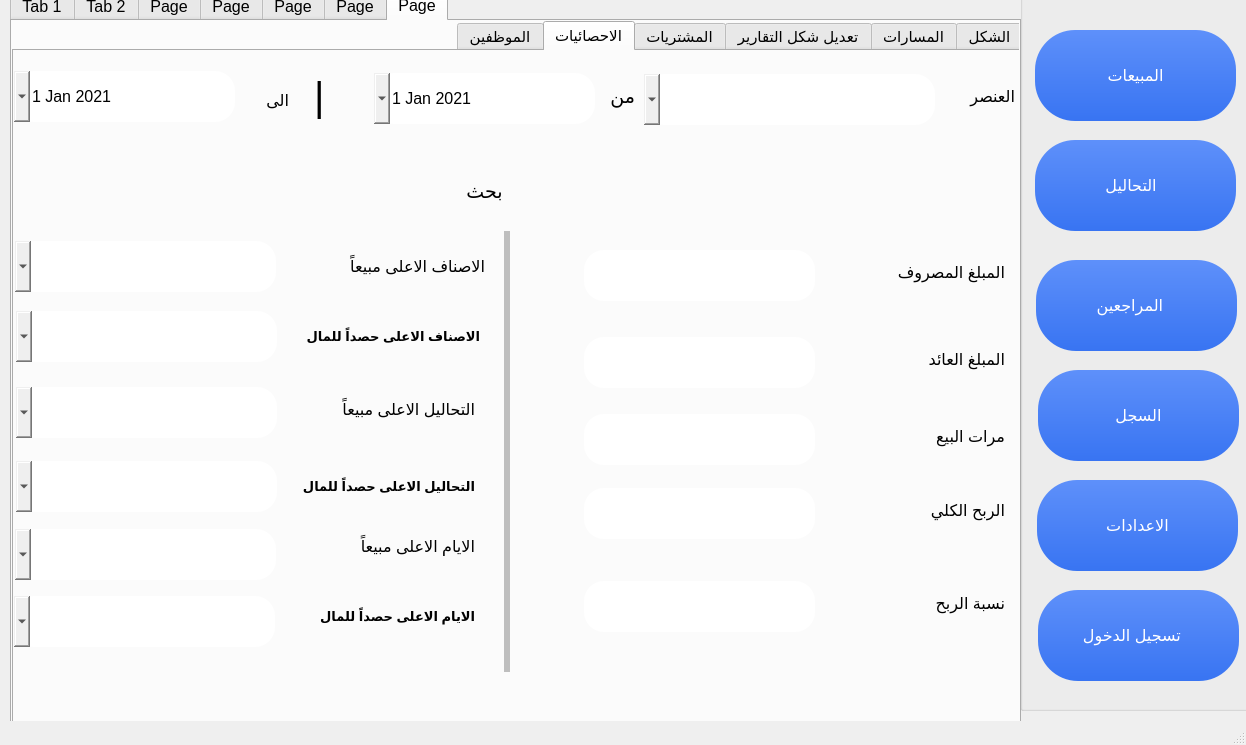
Qt form a tahlel project 2/design.ui (ameer810/analyst-pyqt5-project) before a commit.
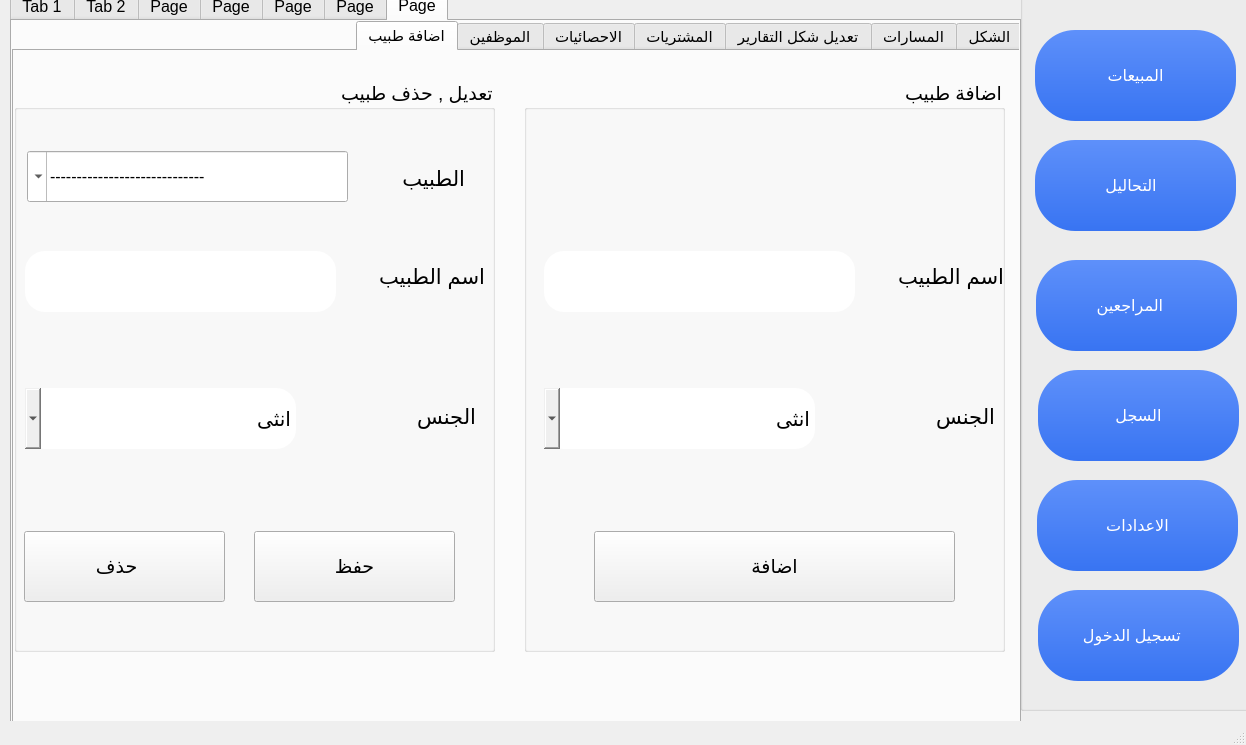
The same form after that commit. The open tabs and pages were chosen to show the change. Icons and pictures are not drawn.

```diff
--- a/a tahlel project 2/design.ui
+++ b/a tahlel project 2/design.ui
@@ -5740,8 +5740,17 @@
       <property name="styleSheet">
        <string notr="true"/>
       </property>
+      <property name="tabPosition">
+       <enum>QTabWidget::North</enum>
+      </property>
+      <property name="tabShape">
+       <enum>QTabWidget::Rounded</enum>
+      </property>
       <property name="currentIndex">
-       <number>5</number>
+       <number>4</number>
+      </property>
+      <property name="documentMode">
+       <bool>false</bool>
       </property>
       <widget class="QWidget" name="tab_14">
        <attribute name="title">
@@ -9093,6 +9102,398 @@
         </property>
        </widget>
       </widget>
+      <widget class="QWidget" name="tab_3">
+       <attribute name="title">
+        <string>اضافة طبيب</string>
+       </attribute>
+       <widget class="QGroupBox" name="groupBox_12">
+        <property name="geometry">
+         <rect>
+          <x>510</x>
+          <y>30</y>
+          <width>481</width>
+          <height>571</height>
+         </rect>
+        </property>
+        <property name="font">
+         <font>
+          <pointsize>14</pointsize>
+         </font>
+        </property>
+        <property name="title">
+         <string>اضافة طبيب</string>
+        </property>
+        <widget class="QComboBox" name="comboBox_18">
+         <property name="enabled">
+          <bool>true</bool>
+         </property>
+         <property name="geometry">
+          <rect>
+           <x>20</x>
+           <y>307</y>
+           <width>271</width>
+           <height>61</height>
+          </rect>
+         </property>
+         <property name="font">
+          <font>
+           <pointsize>15</pointsize>
+          </font>
+         </property>
+         <property name="styleSheet">
+          <string notr="true">border-radius:20px;</string>
+         </property>
+         <item>
+          <property name="text">
+           <string>انثى</string>
+          </property>
+         </item>
+         <item>
+          <property name="text">
+           <string>ذكر</string>
+          </property>
+         </item>
+        </widget>
+        <widget class="QLabel" name="label_63">
+         <property name="geometry">
+          <rect>
+           <x>316</x>
+           <y>280</y>
+           <width>61</width>
+           <height>111</height>
+          </rect>
+         </property>
+         <property name="styleSheet">
+          <string notr="true">image: url(:/lavatory.png);</string>
+         </property>
+         <property name="text">
+          <string/>
+         </property>
+        </widget>
+        <widget class="QLabel" name="label_84">
+         <property name="enabled">
+          <bool>true</bool>
+         </property>
+         <property name="geometry">
+          <rect>
+           <x>400</x>
+           <y>300</y>
+           <width>71</width>
+           <height>71</height>
+          </rect>
+         </property>
+         <property name="font">
+          <font>
+           <family>Segoe UI</family>
+           <pointsize>16</pointsize>
+           <weight>50</weight>
+           <bold>false</bold>
+          </font>
+         </property>
+         <property name="text">
+          <string>الجنس</string>
+         </property>
+        </widget>
+        <widget class="QLabel" name="label_85">
+         <property name="enabled">
+          <bool>true</bool>
+         </property>
+         <property name="geometry">
+          <rect>
+           <x>339</x>
+           <y>160</y>
+           <width>141</width>
+           <height>71</height>
+          </rect>
+         </property>
+         <property name="font">
+          <font>
+           <family>Segoe UI</family>
+           <pointsize>16</pointsize>
+           <weight>50</weight>
+           <bold>false</bold>
+          </font>
+         </property>
+         <property name="text">
+          <string>اسم الطبيب</string>
+         </property>
+        </widget>
+        <widget class="QLineEdit" name="lineEdit_5">
+         <property name="geometry">
+          <rect>
+           <x>20</x>
+           <y>170</y>
+           <width>311</width>
+           <height>61</height>
+          </rect>
+         </property>
+         <property name="styleSheet">
+          <string>border-radius:20px;</string>
+         </property>
+        </widget>
+        <widget class="QPushButton" name="pushButton_47">
+         <property name="geometry">
+          <rect>
+           <x>70</x>
+           <y>450</y>
+           <width>361</width>
+           <height>71</height>
+          </rect>
+         </property>
+         <property name="font">
+          <font>
+           <family>Segoe UI</family>
+           <pointsize>14</pointsize>
+          </font>
+         </property>
+         <property name="layoutDirection">
+          <enum>Qt::LeftToRight</enum>
+         </property>
+         <property name="text">
+          <string>اضافة</string>
+         </property>
+        </widget>
+       </widget>
+       <widget class="QGroupBox" name="groupBox_13">
+        <property name="geometry">
+         <rect>
+          <x>0</x>
+          <y>30</y>
+          <width>481</width>
+          <height>571</height>
+         </rect>
+        </property>
+        <property name="font">
+         <font>
+          <pointsize>14</pointsize>
+         </font>
+        </property>
+        <property name="title">
+         <string>تعديل , حذف طبيب</string>
+        </property>
+        <widget class="QLineEdit" name="lineEdit_6">
+         <property name="geometry">
+          <rect>
+           <x>11</x>
+           <y>170</y>
+           <width>311</width>
+           <height>61</height>
+          </rect>
+         </property>
+         <property name="styleSheet">
+          <string>border-radius:20px;</string>
+         </property>
+        </widget>
+        <widget class="QComboBox" name="comboBox_27">
+         <property name="enabled">
+          <bool>true</bool>
+         </property>
+         <property name="geometry">
+          <rect>
+           <x>11</x>
+           <y>307</y>
+           <width>271</width>
+           <height>61</height>
+          </rect>
+         </property>
+         <property name="font">
+          <font>
+           <pointsize>15</pointsize>
+          </font>
+         </property>
+         <property name="styleSheet">
+          <string notr="true">border-radius:20px;</string>
+         </property>
+         <item>
+          <property name="text">
+           <string>انثى</string>
+          </property>
+         </item>
+         <item>
+          <property name="text">
+           <string>ذكر</string>
+          </property>
+         </item>
+        </widget>
+        <widget class="QLabel" name="label_86">
+         <property name="enabled">
+          <bool>true</bool>
+         </property>
+         <property name="geometry">
+          <rect>
+           <x>391</x>
+           <y>300</y>
+           <width>71</width>
+           <height>71</height>
+          </rect>
+         </property>
+         <property name="font">
+          <font>
+           <family>Segoe UI</family>
+           <pointsize>16</pointsize>
+           <weight>50</weight>
+           <bold>false</bold>
+          </font>
+         </property>
+         <property name="text">
+          <string>الجنس</string>
+         </property>
+        </widget>
+        <widget class="QLabel" name="label_87">
+         <property name="geometry">
+          <rect>
+           <x>307</x>
+           <y>280</y>
+           <width>61</width>
+           <height>111</height>
+          </rect>
+         </property>
+         <property name="styleSheet">
+          <string notr="true">image: url(:/lavatory.png);</string>
+         </property>
+         <property name="text">
+          <string/>
+         </property>
+        </widget>
+        <widget class="QLabel" name="label_88">
+         <property name="enabled">
+          <bool>true</bool>
+         </property>
+         <property name="geometry">
+          <rect>
+           <x>330</x>
+           <y>160</y>
+           <width>141</width>
+           <height>71</height>
+          </rect>
+         </property>
+         <property name="font">
+          <font>
+           <family>Segoe UI</family>
+           <pointsize>16</pointsize>
+           <weight>50</weight>
+           <bold>false</bold>
+          </font>
+         </property>
+         <property name="text">
+          <string>اسم الطبيب</string>
+         </property>
+        </widget>
+        <widget class="QPushButton" name="pushButton_48">
+         <property name="geometry">
+          <rect>
+           <x>240</x>
+           <y>450</y>
+           <width>201</width>
+           <height>71</height>
+          </rect>
+         </property>
+         <property name="font">
+          <font>
+           <family>Segoe UI</family>
+           <pointsize>14</pointsize>
+          </font>
+         </property>
+         <property name="layoutDirection">
+          <enum>Qt::LeftToRight</enum>
+         </property>
+         <property name="text">
+          <string>حفظ</string>
+         </property>
+        </widget>
+        <widget class="QPushButton" name="pushButton_49">
+         <property name="geometry">
+          <rect>
+           <x>10</x>
+           <y>450</y>
+           <width>201</width>
+           <height>71</height>
+          </rect>
+         </property>
+         <property name="font">
+          <font>
+           <family>Segoe UI</family>
+           <pointsize>14</pointsize>
+          </font>
+         </property>
+         <property name="cursor">
+          <cursorShape>PointingHandCursor</cursorShape>
+         </property>
+         <property name="layoutDirection">
+          <enum>Qt::LeftToRight</enum>
+         </property>
+         <property name="styleSheet">
+          <string notr="true"/>
+         </property>
+         <property name="text">
+          <string>حذف   </string>
+         </property>
+         <property name="icon">
+          <iconset resource="icons.qrc">
+           <normaloff>:/icons8-delete-bin-100.png</normaloff>:/icons8-delete-bin-100.png</iconset>
+         </property>
+         <property name="iconSize">
+          <size>
+           <width>63</width>
+           <height>63</height>
+          </size>
+         </property>
+        </widget>
+        <widget class="QLabel" name="label_89">
+         <property name="enabled">
+          <bool>true</bool>
+         </property>
+         <property name="geometry">
+          <rect>
+           <x>360</x>
+           <y>72</y>
+           <width>91</width>
+           <height>51</height>
+          </rect>
+         </property>
+         <property name="font">
+          <font>
+           <family>Segoe UI</family>
+           <pointsize>16</pointsize>
+           <weight>50</weight>
+           <bold>false</bold>
+          </font>
+         </property>
+         <property name="text">
+          <string>الطبيب</string>
+         </property>
+        </widget>
+        <widget class="QComboBox" name="comboBox_28">
+         <property name="enabled">
+          <bool>true</bool>
+         </property>
+         <property name="geometry">
+          <rect>
+           <x>13</x>
+           <y>70</y>
+           <width>321</width>
+           <height>51</height>
+          </rect>
+         </property>
+         <property name="font">
+          <font>
+           <pointsize>12</pointsize>
+          </font>
+         </property>
+         <property name="styleSheet">
+          <string notr="true"/>
+         </property>
+         <property name="editable">
+          <bool>true</bool>
+         </property>
+         <item>
+          <property name="text">
+           <string>-----------------------------</string>
+          </property>
+         </item>
+        </widget>
+       </widget>
+      </widget>
      </widget>
     </widget>
    </widget>
```
Left out of the diff: 582 changed lines with no effect on the pictures.
